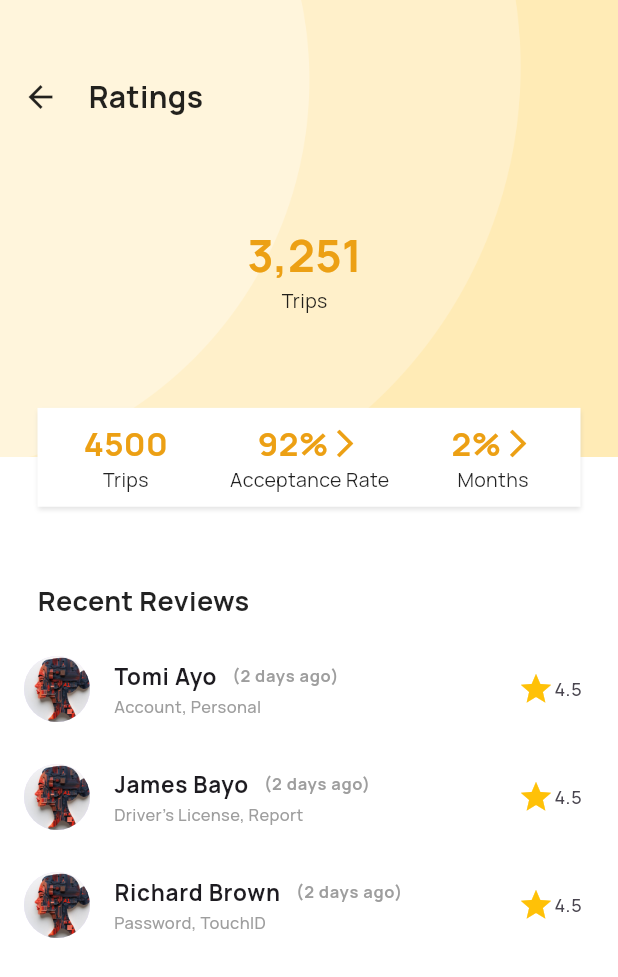
After one commit to Christentimmy/RideXpress-Driver, a Flutter app: the TripsStatsScreen screen opened by its route, on a phone screen of 412 x 824 dp. The commit adds this screen. Shown: the top 977 px of the screen. Run offline on Flutter 3.47's test engine with Material 3 defaults, Android fonts, the phone set to English and light mode, and no system bars; our stand-ins replace camera, country_code_picker, flutter_staggered_animations, font_awesome_flutter, get, google_fonts and 2 more.

Commit message:
trip-stats-screen

```diff
--- a/lib/app/modules/settings/views/settings_screen.dart
+++ b/lib/app/modules/settings/views/settings_screen.dart
@@ -1,6 +1,7 @@
 import 'package:flutter/material.dart';
 import 'package:get/get.dart';
 import 'package:google_fonts/google_fonts.dart';
+import 'package:ridexpressdriver/app/routes/app_routes.dart';
 import 'package:ridexpressdriver/app/utils/colors.dart';
 
 class SettingsScreen extends StatelessWidget {
@@ -143,7 +144,11 @@ class SettingsScreen extends StatelessWidget {
               child: Row(
                 mainAxisAlignment: MainAxisAlignment.spaceAround,
                 children: [
-                  Column(
+                  InkWell(
+                    onTap: () {
+                      Get.toNamed(AppRoutes.tripsStatsScreen);
+                    },
+                    child: Column(
                       mainAxisAlignment: MainAxisAlignment.center,
                       crossAxisAlignment: CrossAxisAlignment.center,
                       children: [
@@ -165,7 +170,6 @@ class SettingsScreen extends StatelessWidget {
                                 fontWeight: FontWeight.normal,
                               ),
                             ),
-                          // SizedBox(width: 3),
                             Icon(
                               Icons.arrow_forward_ios,
                               size: 18,
@@ -175,7 +179,12 @@ class SettingsScreen extends StatelessWidget {
                         ),
                       ],
                     ),
-                  Column(
+                  ),
+                  InkWell(
+                    onTap: () {
+                      // Get.toNamed(AppRoutes.allRatingsScreen);
+                    },
+                    child: Column(
                       mainAxisAlignment: MainAxisAlignment.center,
                       crossAxisAlignment: CrossAxisAlignment.center,
                       children: [
@@ -215,6 +224,7 @@ class SettingsScreen extends StatelessWidget {
                           ],
                         ),
                       ],
+                    ),
                   ),
                   Column(
                     mainAxisAlignment: MainAxisAlignment.center,
--- /dev/null
+++ b/lib/app/modules/settings/views/trips_stats_screen.dart
@@ -0,0 +1,257 @@
+import 'package:flutter/material.dart';
+import 'package:get/get.dart';
+import 'package:google_fonts/google_fonts.dart';
+import 'package:ridexpressdriver/app/utils/colors.dart';
+
+class TripsStatsScreen extends StatelessWidget {
+  const TripsStatsScreen({super.key});
+
+  @override
+  Widget build(BuildContext context) {
+    return Scaffold(
+      body: SingleChildScrollView(
+        child: Column(
+          crossAxisAlignment: CrossAxisAlignment.start,
+          children: [
+            _buildHeader(),
+            SizedBox(height: Get.height * 0.06),
+            Padding(
+              padding: EdgeInsets.only(left: 25),
+              child: Text(
+                'Recent Reviews',
+                style: GoogleFonts.manrope(
+                  fontWeight: FontWeight.bold,
+                  fontSize: 18,
+                ),
+              ),
+            ),
+            const SizedBox(height: 10),
+            _buildReviewCard(title: 'Tomi Ayo', subtitle: 'Account, Personal'),
+            _buildReviewCard(
+              title: 'James Bayo',
+              subtitle: 'Driver’s License, Report',
+            ),
+            _buildReviewCard(
+              title: 'Richard Brown',
+              subtitle: 'Password, TouchID',
+            ),
+          ],
+        ),
+      ),
+    );
+  }
+
+  Widget _buildReviewCard({required String title, required String subtitle}) {
+    return ListTile(
+      leading: CircleAvatar(
+        radius: 22,
+        backgroundImage: AssetImage("assets/images/ai.jpg"),
+      ),
+      title: Row(
+        mainAxisSize: MainAxisSize.min,
+        children: [
+          Text(
+            title,
+            style: GoogleFonts.manrope(
+              fontWeight: FontWeight.bold,
+              fontSize: 15,
+            ),
+          ),
+          SizedBox(width: 10),
+          Text(
+            "(2 days ago)",
+            style: GoogleFonts.manrope(color: Colors.grey, fontSize: 11),
+          ),
+        ],
+      ),
+      subtitle: Text(
+        subtitle,
+        style: GoogleFonts.manrope(color: Colors.grey, fontSize: 11),
+      ),
+      trailing: Row(
+        mainAxisSize: MainAxisSize.min,
+        children: [
+          Icon(Icons.star, color: Color(0xFFFFC107)),
+          Text("4.5", style: GoogleFonts.manrope(fontSize: 12)),
+        ],
+      ),
+    );
+  }
+
+  Widget _buildHeader() {
+    return SizedBox(
+      height: Get.height * 0.41,
+      child: Stack(
+        children: [
+          _buildBg(),
+          Padding(
+            padding: const EdgeInsets.only(left: 15, top: 50),
+            child: Row(
+              children: [
+                Icon(Icons.arrow_back),
+                SizedBox(width: 20),
+                Text(
+                  "Ratings",
+                  style: GoogleFonts.manrope(
+                    fontSize: 20,
+                    fontWeight: FontWeight.bold,
+                  ),
+                ),
+              ],
+            ),
+          ),
+          Positioned(
+            top: Get.height * 0.18,
+            left: Get.width * 0.4,
+            child: Column(
+              children: [
+                Text(
+                  "3,251",
+                  style: GoogleFonts.manrope(
+                    fontSize: 30,
+                    color: AppColors.primaryColor,
+                    fontWeight: FontWeight.bold,
+                  ),
+                ),
+                Text(
+                  "Trips",
+                  style: GoogleFonts.manrope(
+                    fontSize: 13,
+                    fontWeight: FontWeight.normal,
+                  ),
+                ),
+              ],
+            ),
+          ),
+          Align(
+            alignment: Alignment.bottomCenter,
+            child: Container(
+              width: Get.width,
+              height: Get.height * 0.08,
+              padding: EdgeInsets.symmetric(horizontal: 10, vertical: 5),
+              margin: EdgeInsets.symmetric(horizontal: 25),
+              decoration: BoxDecoration(
+                color: Colors.white,
+                boxShadow: [
+                  BoxShadow(
+                    color: Colors.grey.withValues(alpha: 0.3),
+                    blurRadius: 2,
+                    offset: Offset(0, 2),
+                  ),
+                ],
+              ),
+              child: Row(
+                mainAxisAlignment: MainAxisAlignment.spaceAround,
+                children: [
+                  Column(
+                    mainAxisAlignment: MainAxisAlignment.center,
+                    crossAxisAlignment: CrossAxisAlignment.center,
+                    children: [
+                      Text(
+                        "4500",
+                        style: GoogleFonts.manrope(
+                          fontSize: 22,
+                          fontWeight: FontWeight.bold,
+                          color: AppColors.primaryColor,
+                        ),
+                      ),
+                      Text(
+                        "Trips",
+                        style: GoogleFonts.manrope(
+                          fontSize: 13,
+                          fontWeight: FontWeight.normal,
+                        ),
+                      ),
+                    ],
+                  ),
+                  Column(
+                    mainAxisAlignment: MainAxisAlignment.center,
+                    crossAxisAlignment: CrossAxisAlignment.center,
+                    children: [
+                      Row(
+                        mainAxisAlignment: MainAxisAlignment.center,
+                        children: [
+                          Text(
+                            "92%",
+                            style: GoogleFonts.manrope(
+                              fontSize: 22,
+                              fontWeight: FontWeight.bold,
+                              color: AppColors.primaryColor,
+                            ),
+                          ),
+                          Icon(
+                            Icons.arrow_forward_ios,
+                            size: 22,
+                            color: AppColors.primaryColor,
+                          ),
+                        ],
+                      ),
+                      Text(
+                        "Acceptance Rate",
+                        style: GoogleFonts.manrope(
+                          fontSize: 13,
+                          fontWeight: FontWeight.normal,
+                        ),
+                      ),
+                    ],
+                  ),
+                  Column(
+                    mainAxisAlignment: MainAxisAlignment.center,
+                    crossAxisAlignment: CrossAxisAlignment.center,
+                    children: [
+                      Row(
+                        mainAxisAlignment: MainAxisAlignment.center,
+                        children: [
+                          Text(
+                            "2%",
+                            style: GoogleFonts.manrope(
+                              fontSize: 22,
+                              fontWeight: FontWeight.bold,
+                              color: AppColors.primaryColor,
+                            ),
+                          ),
+                          Icon(
+                            Icons.arrow_forward_ios,
+                            size: 22,
+                            color: AppColors.primaryColor,
+                          ),
+                        ],
+                      ),
+                      Text(
+                        "Months",
+                        style: GoogleFonts.manrope(
+                          fontSize: 13,
+                          fontWeight: FontWeight.normal,
+                        ),
+                      ),
+                    ],
+                  ),
+                ],
+              ),
+            ),
+          ),
+        ],
+      ),
+    );
+  }
+
+  Widget _buildBg() {
+    return SizedBox(
+      height: Get.height * 0.37,
+      width: Get.width,
+      child: Stack(
+        children: [
+          Positioned(
+            right: 0,
+            child: Container(
+              height: Get.height * 0.4,
+              width: Get.width,
+              color: Color(0xFFFFEBB6),
+            ),
+          ),
+          Image.asset("assets/images/newMask.png"),
+        ],
+      ),
+    );
+  }
+}
--- a/lib/app/routes/app_pages.dart
+++ b/lib/app/routes/app_pages.dart
@@ -13,6 +13,7 @@ import 'package:ridexpressdriver/app/modules/profile/views/select_vehicle_screen
 import 'package:ridexpressdriver/app/modules/profile/views/submit_documents_screen.dart';
 import 'package:ridexpressdriver/app/modules/profile/views/upload_profile.dart';
 import 'package:ridexpressdriver/app/modules/profile/views/vehicle_details_screen.dart';
+import 'package:ridexpressdriver/app/modules/settings/views/trips_stats_screen.dart';
 import 'package:ridexpressdriver/app/modules/settings/views/settings_screen.dart';
 import 'package:ridexpressdriver/app/modules/splash/views/splash_screen.dart';
 import 'package:ridexpressdriver/app/modules/trip/views/alt_my_trips_screen.dart';
@@ -50,17 +51,12 @@ class AppPages {
       name: AppRoutes.bottomNavigationWidget,
       page: () => BottomNaviagtionWidget(),
     ),
-    GetPage(
-      name: AppRoutes.altMyTripsScreen,
-      page: () => AltMyTripsScreen(),
-    ),
+    GetPage(name: AppRoutes.altMyTripsScreen, page: () => AltMyTripsScreen()),
     GetPage(
       name: AppRoutes.altTripDetailsScreen,
       page: () => AltTripDetailsScreen(),
     ),
-    GetPage(
-      name: AppRoutes.settingsScreen,
-      page: () => SettingsScreen(),
-    ),
+    GetPage(name: AppRoutes.settingsScreen, page: () => SettingsScreen()),
+    GetPage(name: AppRoutes.tripsStatsScreen, page: () => TripsStatsScreen()),
   ];
 }
--- a/lib/app/routes/app_routes.dart
+++ b/lib/app/routes/app_routes.dart
@@ -18,4 +18,5 @@ class AppRoutes {
   static const String altMyTripsScreen = '/altMyTripsScreen';
   static const String altTripDetailsScreen = '/altTripDetailsScreen';
   static const String settingsScreen = '/settingsScreen';
+  static const String tripsStatsScreen = '/tripsStatsScreen';
 }
```
Lines whose indentation alone changed are shown as unchanged.
